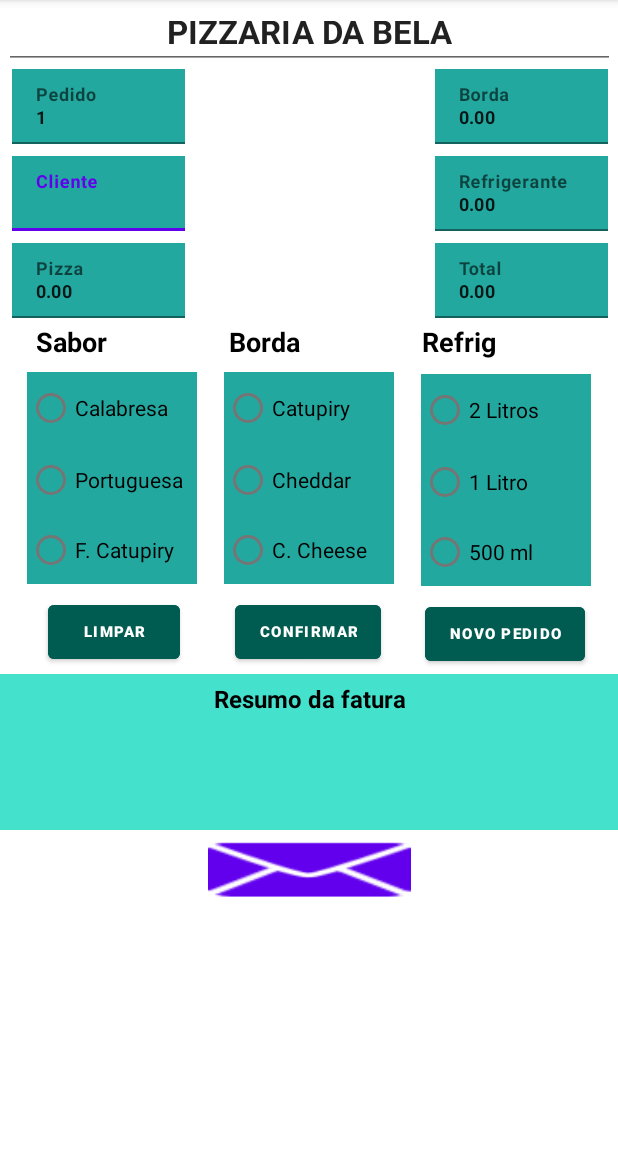
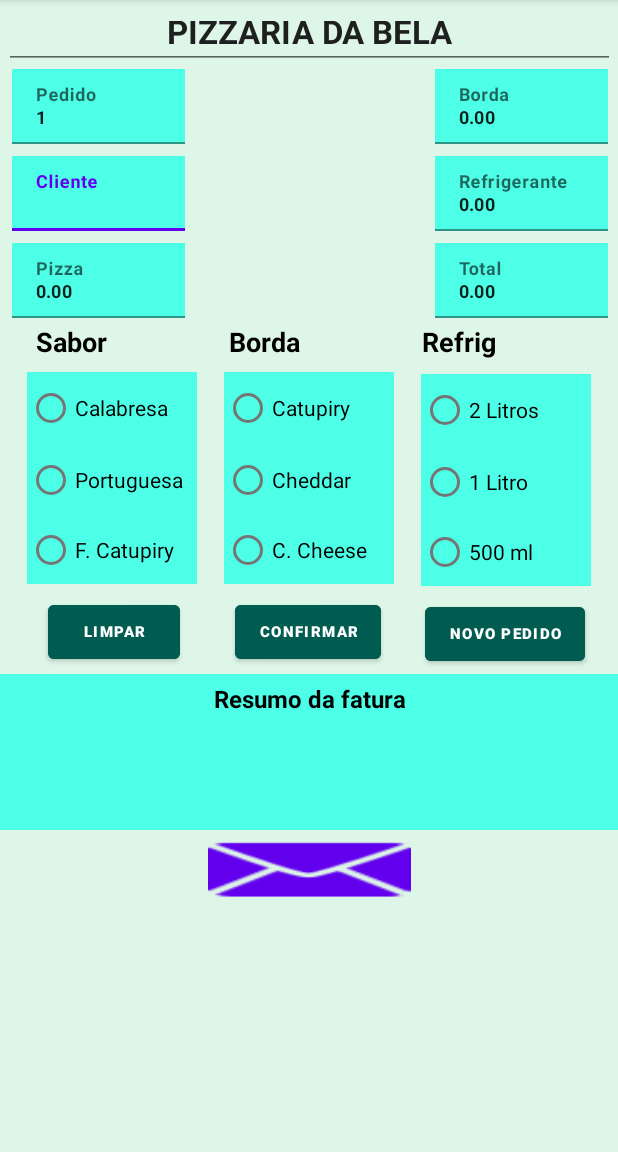
Before and after one commit to marcospinheiro-dev/AndroidStudioJava-Comanda-Digital, an Android app: the screen it shows after launch (MainActivity), on a phone screen of 412 x 824 dp, the part 84-1236 px from its top. Run offline under Robolectric (Android 15) with nearby library versions, the phone set to English and light mode, and no system bars.

Commit message:
Atualizacao das cores

```diff
--- a/app/src/main/res/layout/activity_main.xml
+++ b/app/src/main/res/layout/activity_main.xml
@@ -4,7 +4,7 @@
     xmlns:tools="http://schemas.android.com/tools"
     android:layout_width="fill_parent"
     android:layout_height="match_parent"
-    android:background="@color/white"
+    android:background="#DDF6E8"
     tools:context=".MainActivity">
 
     <com.google.android.material.textfield.TextInputLayout
@@ -18,7 +18,7 @@
             android:id="@+id/inputBorda"
             android:layout_width="115dp"
             android:layout_height="wrap_content"
-            android:background="#22A89F"
+            android:background="#4DFFE7"
             android:focusable="false"
             android:hint="Borda"
             android:text="0.00"
@@ -38,7 +38,7 @@
             android:id="@+id/inputTotal"
             android:layout_width="115dp"
             android:layout_height="wrap_content"
-            android:background="#22A89F"
+            android:background="#4DFFE7"
             android:focusable="false"
             android:hint="Total"
             android:onClick="total"
@@ -59,7 +59,7 @@
             android:id="@+id/inputRefrigerante"
             android:layout_width="115dp"
             android:layout_height="wrap_content"
-            android:background="#22A89F"
+            android:background="#4DFFE7"
             android:focusable="false"
             android:hint="Refrigerante"
             android:text="0.00"
@@ -79,7 +79,7 @@
             android:id="@+id/inputPedido"
             android:layout_width="115dp"
             android:layout_height="wrap_content"
-            android:background="#22A89F"
+            android:background="#4DFFE7"
             android:focusable="false"
             android:hint="Pedido"
             android:text="1"
@@ -101,7 +101,7 @@
             android:id="@+id/inputPizza"
             android:layout_width="115dp"
             android:layout_height="wrap_content"
-            android:background="#22A89F"
+            android:background="#4DFFE7"
             android:focusable="false"
             android:hint="Pizza"
             android:text='0.00'
@@ -122,7 +122,7 @@
             android:id="@+id/inputCliente"
             android:layout_width="115dp"
             android:layout_height="wrap_content"
-            android:background="#22A89F"
+            android:background="#4DFFE7"
             android:hint="Cliente"
             android:textColorHint="@color/black"
             android:textSize="12sp"
@@ -207,7 +207,7 @@
         android:layout_width="0dp"
         android:layout_height="104dp"
         android:layout_marginTop="4dp"
-        android:background="#44E1CC"
+        android:background="#4DFFE7"
         android:inputType="textMultiLine"
         android:padding="5sp"
         android:singleLine="true"
@@ -234,21 +234,21 @@
             android:id="@+id/radioButtonCalabresa"
             android:layout_width="match_parent"
             android:layout_height="wrap_content"
-            android:background="#22A89F"
+            android:background="#4DFFE7"
             android:text="Calabresa" />
 
         <RadioButton
             android:id="@+id/radioButtonPortuguesa"
             android:layout_width="match_parent"
             android:layout_height="wrap_content"
-            android:background="#22A89F"
+            android:background="#4DFFE7"
             android:text="Portuguesa" />
 
         <RadioButton
             android:id="@+id/radioButtonFCatupiry"
             android:layout_width="match_parent"
             android:layout_height="wrap_content"
-            android:background="#22A89F"
+            android:background="#4DFFE7"
             android:text="F. Catupiry" />
     </RadioGroup>
 
@@ -265,21 +265,21 @@
             android:id="@+id/radioButtonCatupiry"
             android:layout_width="match_parent"
             android:layout_height="wrap_content"
-            android:background="#22A89F"
+            android:background="#4DFFE7"
             android:text="Catupiry" />
 
         <RadioButton
             android:id="@+id/radioButtonCheddar"
             android:layout_width="match_parent"
             android:layout_height="wrap_content"
-            android:background="#22A89F"
+            android:background="#4DFFE7"
             android:text="Cheddar" />
 
         <RadioButton
             android:id="@+id/radioButtonC_Cheese"
             android:layout_width="match_parent"
             android:layout_height="wrap_content"
-            android:background="#22A89F"
+            android:background="#4DFFE7"
             android:text="C. Cheese" />
     </RadioGroup>
 
@@ -297,21 +297,21 @@
             android:id="@+id/radioButton2L"
             android:layout_width="match_parent"
             android:layout_height="wrap_content"
-            android:background="#22A89F"
+            android:background="#4DFFE7"
             android:text="2 Litros" />
 
         <RadioButton
             android:id="@+id/radioButton1L"
             android:layout_width="match_parent"
             android:layout_height="wrap_content"
-            android:background="#22A89F"
+            android:background="#4DFFE7"
             android:text="1 Litro" />
 
         <RadioButton
             android:id="@+id/radioButton500ml"
             android:layout_width="match_parent"
             android:layout_height="wrap_content"
-            android:background="#22A89F"
+            android:background="#4DFFE7"
             android:text="500 ml" />
     </RadioGroup>
 
```
